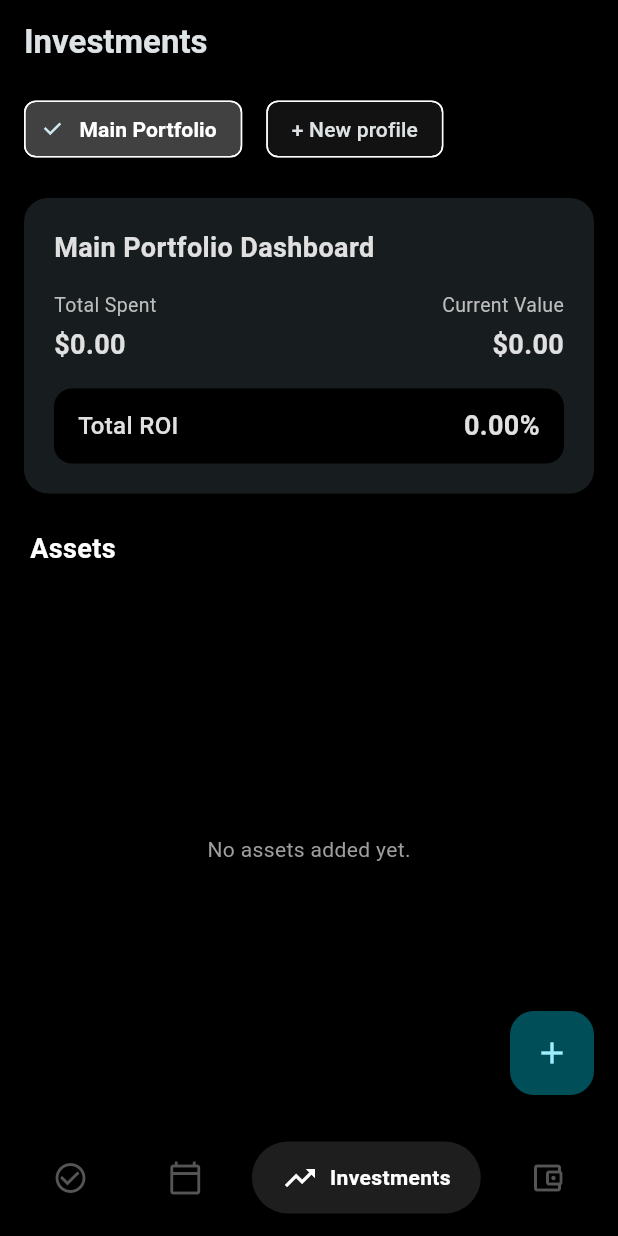
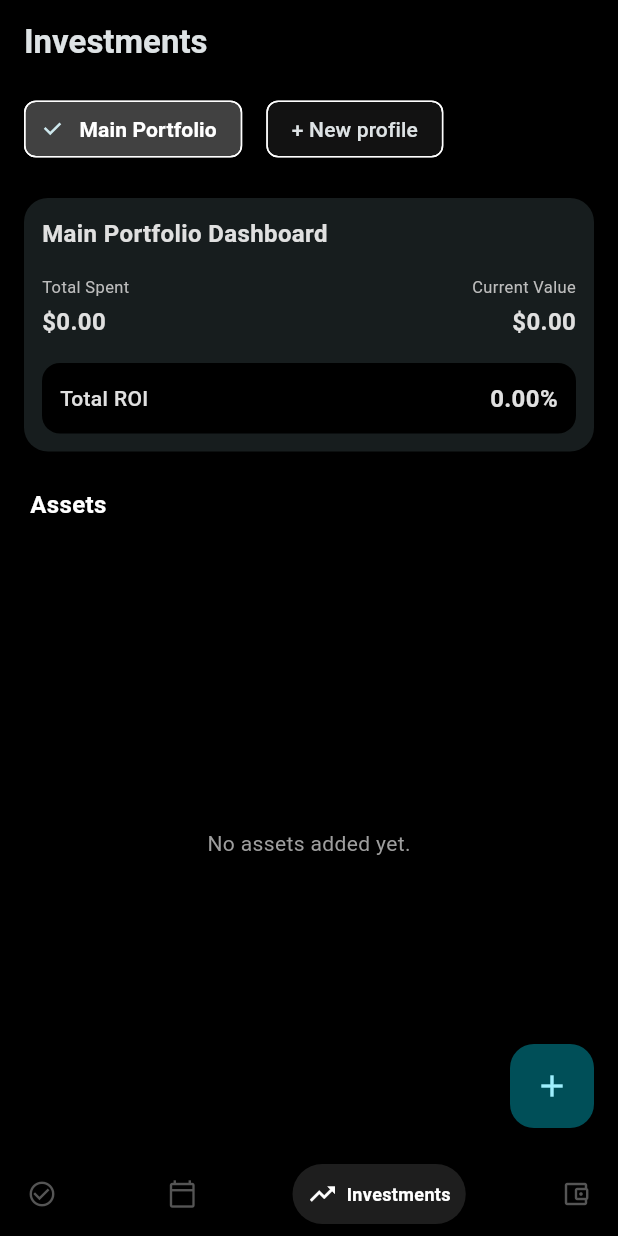
Before and after one commit to Tarek-Ahmed4a/onyx, a Flutter app: the screen it shows after launch, item 3 of the bottom bar chosen, on a phone screen of 412 x 824 dp. Run offline on Flutter 3.47's test engine with Material 3 defaults, Android fonts, the light colour scheme and no system bars; drawn by our look-alikes of google_nav_bar; our stand-ins replace shared_preferences, table_calendar.

Commit message:
Fix UI N

```diff
--- a/lib/main.dart
+++ b/lib/main.dart
@@ -82,13 +82,13 @@ class _MainScaffoldState extends State<MainScaffold> {
       bottomNavigationBar: SafeArea(
         child: Container(
           color: Colors.transparent,
-          child: Padding(
-            padding: const EdgeInsets.all(15.0),
+          padding: const EdgeInsets.symmetric(horizontal: 8, vertical: 8),
           child: GNav(
-              gap: 8,
+            gap: 6,
             activeColor: const Color(0xFFFFFFFF),
-              iconSize: 24,
-              padding: const EdgeInsets.symmetric(horizontal: 20, vertical: 12),
+            iconSize: 20,
+            textStyle: const TextStyle(fontSize: 12, color: Color(0xFFFFFFFF), fontWeight: FontWeight.w600),
+            padding: const EdgeInsets.symmetric(horizontal: 10, vertical: 10),
             duration: const Duration(milliseconds: 400),
             tabBackgroundColor: const Color(0xFF1E1E1E),
             color: const Color(0xFF555555), // Inactive icon color
@@ -115,7 +115,6 @@ class _MainScaffoldState extends State<MainScaffold> {
           ),
         ),
       ),
-      ),
     );
   }
 }
--- a/lib/screens/investments_screen.dart
+++ b/lib/screens/investments_screen.dart
@@ -410,14 +410,14 @@ class _InvestmentsScreenState extends State<InvestmentsScreen> {
             ),
             elevation: 4,
             child: Padding(
-              padding: const EdgeInsets.all(20.0),
+              padding: const EdgeInsets.all(12.0),
               child: Column(
                 crossAxisAlignment: CrossAxisAlignment.stretch,
                 children: [
                   Text(
                     '${activePortfolio.name} Dashboard',
                     style: TextStyle(
-                        fontSize: 18,
+                        fontSize: 16,
                         fontWeight: FontWeight.bold,
                         color: Theme.of(context).textTheme.titleLarge?.color),
                   ),
@@ -428,24 +428,24 @@ class _InvestmentsScreenState extends State<InvestmentsScreen> {
                       Column(
                         crossAxisAlignment: CrossAxisAlignment.start,
                         children: [
-                          Text('Total Spent', style: TextStyle(color: Colors.grey.shade400, fontSize: 13)),
+                          Text('Total Spent', style: TextStyle(color: Colors.grey.shade400, fontSize: 11)),
                           const SizedBox(height: 4),
-                          Text('\$${totalSpent.toStringAsFixed(2)}', style: const TextStyle(fontSize: 18, fontWeight: FontWeight.bold)),
+                          Text('\$${totalSpent.toStringAsFixed(2)}', style: const TextStyle(fontSize: 16, fontWeight: FontWeight.bold)),
                         ],
                       ),
                       Column(
                         crossAxisAlignment: CrossAxisAlignment.end,
                         children: [
-                          Text('Current Value', style: TextStyle(color: Colors.grey.shade400, fontSize: 13)),
+                          Text('Current Value', style: TextStyle(color: Colors.grey.shade400, fontSize: 11)),
                           const SizedBox(height: 4),
-                          Text('\$${currentValue.toStringAsFixed(2)}', style: const TextStyle(fontSize: 18, fontWeight: FontWeight.bold)),
+                          Text('\$${currentValue.toStringAsFixed(2)}', style: const TextStyle(fontSize: 16, fontWeight: FontWeight.bold)),
                         ],
                       ),
                     ],
                   ),
                   const SizedBox(height: 16),
                   Container(
-                    padding: const EdgeInsets.symmetric(horizontal: 16, vertical: 12),
+                    padding: const EdgeInsets.symmetric(horizontal: 12, vertical: 12),
                     decoration: BoxDecoration(
                       color: Theme.of(context).scaffoldBackgroundColor,
                       borderRadius: BorderRadius.circular(12),
@@ -453,14 +453,14 @@ class _InvestmentsScreenState extends State<InvestmentsScreen> {
                     child: Row(
                       mainAxisAlignment: MainAxisAlignment.spaceBetween,
                       children: [
-                        const Text('Total ROI', style: TextStyle(fontSize: 16, fontWeight: FontWeight.w500)),
+                        const Text('Total ROI', style: TextStyle(fontSize: 14, fontWeight: FontWeight.w500)),
                         Flexible(
                           child: Text(
                             '${totalRoiPercentage > 0 ? '+' : ''}${totalRoiPercentage.toStringAsFixed(2)}%',
                             textAlign: TextAlign.right,
                             overflow: TextOverflow.ellipsis,
                             style: TextStyle(
-                              fontSize: 18,
+                              fontSize: 16,
                               fontWeight: FontWeight.bold,
                               color: totalRoiPercentage > 0
                                   ? Colors.greenAccent
@@ -484,7 +484,7 @@ class _InvestmentsScreenState extends State<InvestmentsScreen> {
               alignment: Alignment.centerLeft,
               child: Text(
                 'Assets',
-                style: TextStyle(fontSize: 18, fontWeight: FontWeight.bold, color: Theme.of(context).colorScheme.primary),
+                style: TextStyle(fontSize: 16, fontWeight: FontWeight.bold, color: Theme.of(context).colorScheme.primary),
               ),
             ),
           ),
@@ -498,7 +498,7 @@ class _InvestmentsScreenState extends State<InvestmentsScreen> {
                     ),
                   )
                 : ListView.builder(
-                    padding: const EdgeInsets.only(top: 8, bottom: 80),
+                    padding: const EdgeInsets.only(top: 8, bottom: 100),
                     itemCount: activePortfolio.assets.length,
                     itemBuilder: (context, index) {
                       final asset = activePortfolio.assets[index];
@@ -529,7 +529,7 @@ class _InvestmentsScreenState extends State<InvestmentsScreen> {
                           ),
                           elevation: 1,
                           child: Padding(
-                            padding: const EdgeInsets.all(16.0),
+                            padding: const EdgeInsets.all(12.0),
                             child: Row(
                               children: [
                                 Expanded(
@@ -540,7 +540,7 @@ class _InvestmentsScreenState extends State<InvestmentsScreen> {
                                       Text(
                                         asset.name,
                                         style: TextStyle(
-                                            fontSize: 16,
+                                            fontSize: 14,
                                             fontWeight: FontWeight.bold,
                                             color: Theme.of(context).colorScheme.primary),
                                       ),
@@ -548,7 +548,7 @@ class _InvestmentsScreenState extends State<InvestmentsScreen> {
                                       Text(
                                         'Qty: ${asset.quantity}',
                                         style: TextStyle(
-                                            fontSize: 13,
+                                            fontSize: 11,
                                             color: Colors.grey.shade400),
                                       ),
                                     ],
@@ -563,7 +563,7 @@ class _InvestmentsScreenState extends State<InvestmentsScreen> {
                                         mainAxisAlignment: MainAxisAlignment.end,
                                         children: [
                                           Text('Buy: \$${asset.buyPrice.toStringAsFixed(2)}',
-                                              style: TextStyle(fontSize: 13, color: Theme.of(context).textTheme.bodyMedium?.color)),
+                                              style: TextStyle(fontSize: 11, color: Theme.of(context).textTheme.bodyMedium?.color)),
                                         ],
                                       ),
                                       const SizedBox(height: 4),
@@ -571,7 +571,7 @@ class _InvestmentsScreenState extends State<InvestmentsScreen> {
                                         mainAxisAlignment: MainAxisAlignment.end,
                                         children: [
                                           Text('Cur: \$${asset.currentPrice.toStringAsFixed(2)}',
-                                              style: TextStyle(fontSize: 13, color: Theme.of(context).textTheme.bodyMedium?.color)),
+                                              style: TextStyle(fontSize: 11, color: Theme.of(context).textTheme.bodyMedium?.color)),
                                         ],
                                       ),
                                     ],
@@ -586,7 +586,7 @@ class _InvestmentsScreenState extends State<InvestmentsScreen> {
                                       '${assetRoi > 0 ? '+' : ''}${assetRoi.toStringAsFixed(2)}%',
                                       style: TextStyle(
                                         fontWeight: FontWeight.bold,
-                                        fontSize: 15,
+                                        fontSize: 13,
                                         color: assetRoi > 0
                                             ? Colors.greenAccent
                                             : (assetRoi < 0
@@ -607,6 +607,7 @@ class _InvestmentsScreenState extends State<InvestmentsScreen> {
         ],
       ),
     ),
+      floatingActionButtonLocation: FloatingActionButtonLocation.endFloat,
       floatingActionButton: FloatingActionButton(
         onPressed: _showAddAssetDialog,
         child: const Icon(Icons.add),
```
Also changed, not shown: lib/screens/expenses_screen.dart (+8 -7 lines). Lines whose indentation alone changed are shown as unchanged.
